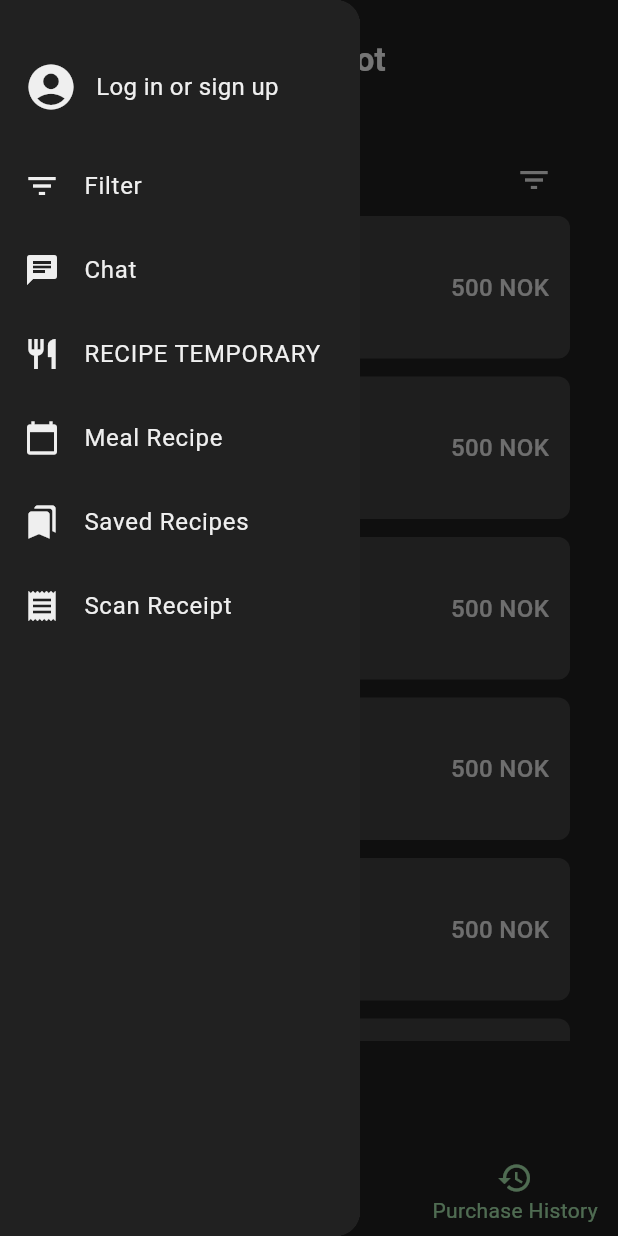
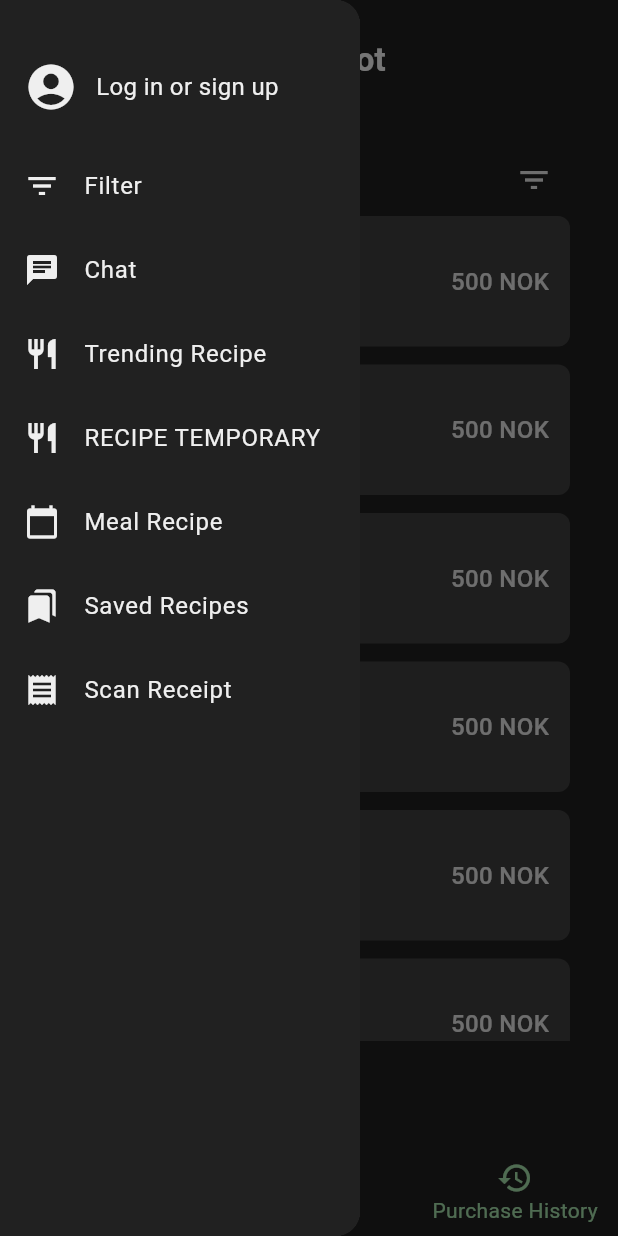
Before and after one commit to Kenzirey/ShoppingListGroup11, a Flutter app: the PurchaseHistoryScreen screen opened by its route, with the side drawer open, on a phone screen of 412 x 824 dp. Run offline on Flutter 3.47's test engine with Material 3 defaults, Android fonts, the phone set to English and light mode, and no system bars; our stand-ins replace flutter_gemini, flutter_riverpod, go_router, google_fonts, google_sign_in, image_picker and 1 more; missing offline and left inert: google_ml_kit; accounts and stored records are empty.

Commit message:
Added "trending" recipe skeleton
Based upon the saved recipe list with some minor alterations.

```diff
--- a/lib/routes/routes.dart
+++ b/lib/routes/routes.dart
@@ -9,6 +9,7 @@ import 'package:shopping_list_g11/src/screen/saved_recipes.dart';
 import 'package:shopping_list_g11/src/screen/shopping_list.dart';
 import 'package:shopping_list_g11/src/screen/purchase_history.dart';
 import 'package:shopping_list_g11/src/screen/signup_screen.dart';
+import 'package:shopping_list_g11/src/screen/trending_meal.dart';
 import 'package:shopping_list_g11/src/widget/bottom_nav_bar.dart';
 import 'package:shopping_list_g11/src/widget/my_drawer.dart';
 import 'package:shopping_list_g11/src/widget/top_bar.dart';
@@ -89,7 +90,7 @@ class AppRouter {
             builder: (context, state) => const ChatScreen(),
           ),
           GoRoute(
-            path: '/recipe', // meal recipe chat
+            path: '/recipe', // Recipe screen (showing ONE recipe)
             name: 'recipe',
             builder: (context, state) => const MealRecipeScreen(),
           ),
@@ -97,6 +98,11 @@ class AppRouter {
             path: '/meal-planner',
             name: 'mealPlanner',
             builder: (context, state) => const MealPlannerScreen(),
+          ),
+          GoRoute(
+            path: '/trending',
+            name: 'trending',
+            builder: (context, state) => const TrendingRecipeScreen(),
           ),
           GoRoute(
             path: '/account',
--- a/lib/src/screen/purchase_history.dart
+++ b/lib/src/screen/purchase_history.dart
@@ -69,7 +69,7 @@ class _PurchaseHistoryScreenState extends State<PurchaseHistoryScreen> {
                     return Container(
                       margin: const EdgeInsets.only(bottom: 12),
                       padding: const EdgeInsets.symmetric(
-                        vertical: 24,
+                        vertical: 20,
                         horizontal: 14,
                       ),
                       decoration: BoxDecoration(
--- a/lib/src/screen/shopping_list.dart
+++ b/lib/src/screen/shopping_list.dart
@@ -20,6 +20,8 @@ class ShoppingListState extends ConsumerState<ShoppingListScreen> {
     'Milk': 1,
     'Bread': 1,
     'Cheese': 1,
+    'Monster Ultra Violet': 50,
+    "Billy's Pizza": 5,
   };
 
   // Store deleted item details for undo
@@ -238,7 +240,7 @@ class ShoppingListState extends ConsumerState<ShoppingListScreen> {
             },
             backgroundColor: Theme.of(context)
                 .colorScheme
-                .primaryContainer, // Match item background, or change it?
+                .secondary, // Match item background, or change it?
             shape: const CircleBorder(),
             child: Icon(
               Icons.add,
--- a/lib/src/widget/my_drawer.dart
+++ b/lib/src/widget/my_drawer.dart
@@ -121,6 +121,22 @@ class MyDrawer extends ConsumerWidget {
                   AppRouter.isDrawerNavigation = false;
                 },
               ),
+              // Trending recipe (weekly? Biweekly?)
+              ListTile(
+                leading: Icon(Icons.restaurant,
+                    color: Theme.of(context).colorScheme.tertiary),
+                title: Text(
+                  'Trending Recipe',
+                  style:
+                      TextStyle(color: Theme.of(context).colorScheme.tertiary),
+                ),
+                onTap: () {
+                  Navigator.of(context).pop();
+                  AppRouter.isDrawerNavigation = true;
+                  context.goNamed('trending');
+                  AppRouter.isDrawerNavigation = false;
+                },
+              ),
 
               // Recipe screen. Temporary placement for testing.
               ListTile(
```
Also changed, not shown: lib/src/screen/trending_meal.dart (added, +117 -0 lines).
